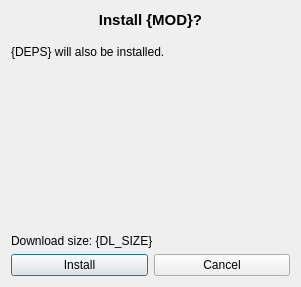
Qt form ui/install.ui (ngld/old-knossos) before a commit.
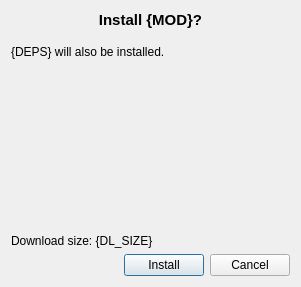
The same form after that commit.

What changed in the file:
```diff
--- a/ui/install.ui
+++ b/ui/install.ui
@@ -39,6 +39,9 @@
    </item>
    <item>
     <spacer name="verticalSpacer_2">
+     <property name="orientation">
+      <enum>Qt::Vertical</enum>
+     </property>
      <property name="sizeType">
       <enum>QSizePolicy::Preferred</enum>
      </property>
@@ -82,6 +85,19 @@
    </item>
    <item>
     <layout class="QHBoxLayout" name="horizontalLayout">
+     <item>
+      <spacer name="horizontalSpacer">
+       <property name="orientation">
+        <enum>Qt::Horizontal</enum>
+       </property>
+       <property name="sizeHint" stdset="0">
+        <size>
+         <width>40</width>
+         <height>20</height>
+        </size>
+       </property>
+      </spacer>
+     </item>
      <item>
       <widget class="QPushButton" name="installButton">
        <property name="text">
```
